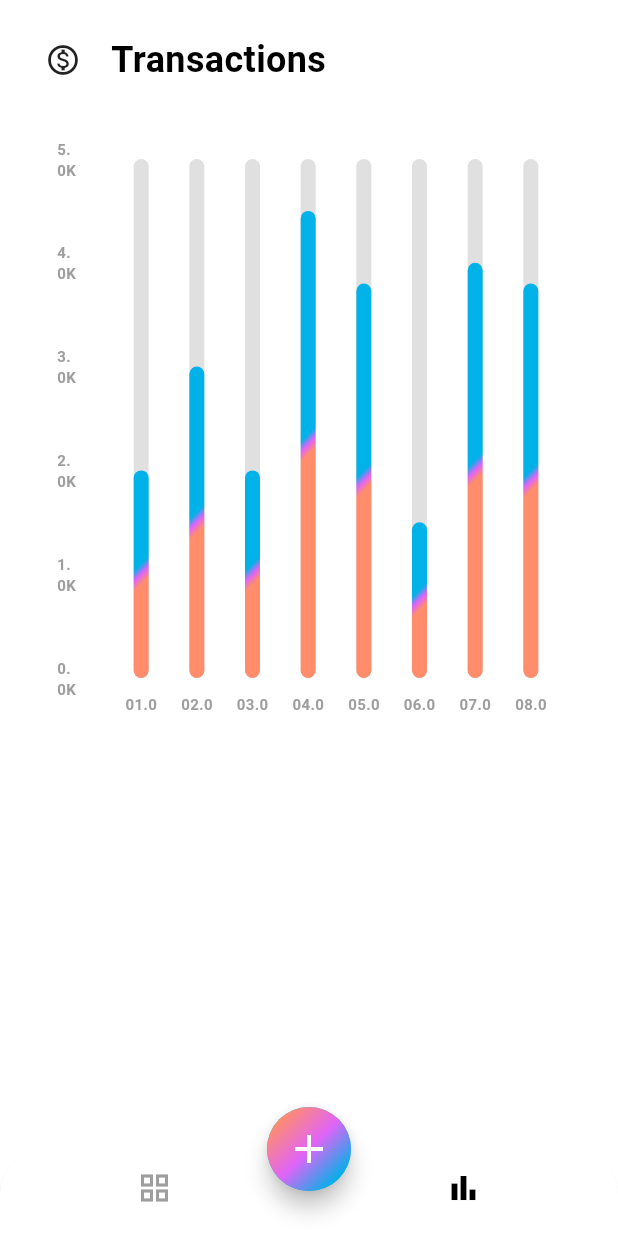
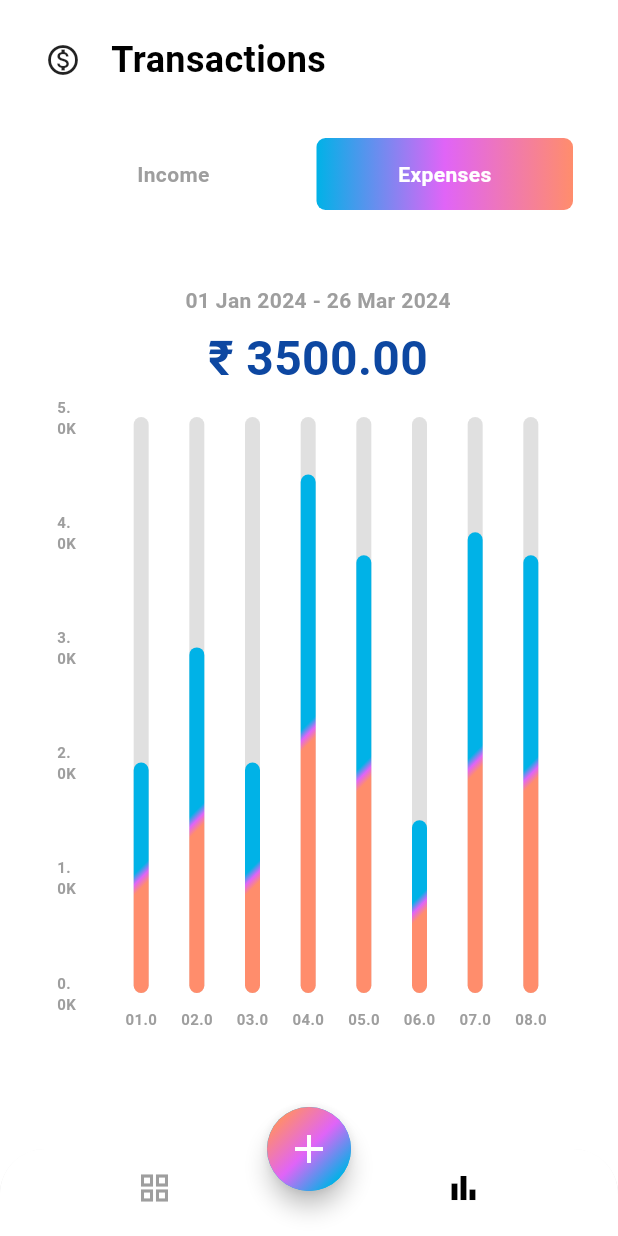
Before and after one commit to VikramNaik26/Expence-Tracker, a Flutter app: the screen it shows after launch, item 2 of the bottom bar chosen, on a phone screen of 412 x 824 dp. Run offline on Flutter 3.47's test engine with Material 3 defaults, Android fonts, the phone set to English and light mode, and no system bars; drawn by our look-alikes of fl_chart; our stand-ins replace gap; Roboto replaces fonts that are missing (Poppins).

Commit message:
added custom tabbar and bar graph heading

```diff
--- a/lib/screens/stats/stats.dart
+++ b/lib/screens/stats/stats.dart
@@ -1,4 +1,5 @@
-import 'package:expence_tracker/screens/stats/chart.dart';
+import 'package:expence_tracker/screens/stats/widgets/chart.dart';
+import 'package:expence_tracker/screens/stats/widgets/custom_tabbar.dart';
 import 'package:expence_tracker/widgets/app_text.dart';
 import 'package:flutter/material.dart';
 import 'package:gap/gap.dart';
@@ -37,9 +38,9 @@ class StatScreen extends StatelessWidget {
                 ],
               ),
               const Gap(20.0),
+              const CustomTabBar(),
+              const Gap(16.0),
               Container(
-                width: MediaQuery.of(context).size.width,
-                height: MediaQuery.of(context).size.width,
                 padding: const EdgeInsets.only(
                   left: 18,
                   top: 24,
@@ -50,7 +51,29 @@ class StatScreen extends StatelessWidget {
                   borderRadius: BorderRadius.circular(20),
                   color: Colors.white,
                 ),
-                child: const MyChart(),
+                child: Column(
+                  children: [
+                    AppText(
+                      text: '01 Jan 2024 - 26 Mar 2024',
+                      fontSize: 14,
+                      fontWeight: FontWeight.bold,
+                      textColor: Theme.of(context).colorScheme.outline,
+                    ),
+                    const Gap(6),
+                    AppText(
+                      text: '₹ 3500.00',
+                      fontSize: 32,
+                      fontWeight: FontWeight.bold,
+                      textColor: Colors.blue.shade900,
+                    ),
+                    const Gap(16),
+                    SizedBox(
+                      width: MediaQuery.of(context).size.width,
+                      height: MediaQuery.of(context).size.width,
+                      child: const MyChart(),
+                    ),
+                  ],
+                ),
               ),
             ],
           ),
--- /dev/null
+++ b/lib/screens/stats/widgets/custom_tabbar.dart
@@ -0,0 +1,60 @@
+import 'package:expence_tracker/widgets/app_text.dart';
+import 'package:flutter/material.dart';
+import 'package:gap/gap.dart';
+
+class CustomTabBar extends StatelessWidget {
+  const CustomTabBar({
+    super.key,
+  });
+
+  @override
+  Widget build(BuildContext context) {
+    return Container(
+      width: MediaQuery.of(context).size.width,
+      padding: const EdgeInsets.all(10.0),
+      decoration: BoxDecoration(
+        color: Colors.white,
+        borderRadius: BorderRadius.circular(10.0),
+      ),
+      child: Row(
+        children: [
+          Expanded(
+            child: Container(
+              alignment: Alignment.center,
+              padding: const EdgeInsets.all(14.0),
+              child: const AppText(
+                text: 'Income',
+                textColor: Colors.grey,
+                fontSize: 14,
+                fontWeight: FontWeight.bold,
+              ),
+            ),
+          ),
+          const Gap(10.0),
+          Expanded(
+            child: Container(
+              alignment: Alignment.center,
+              padding: const EdgeInsets.all(14.0),
+              decoration: BoxDecoration(
+                gradient: LinearGradient(
+                  colors: [
+                    Theme.of(context).colorScheme.primary,
+                    Theme.of(context).colorScheme.secondary,
+                    Theme.of(context).colorScheme.tertiary,
+                  ],
+                ),
+                borderRadius: BorderRadius.circular(6.0),
+              ),
+              child: const AppText(
+                text: 'Expenses',
+                textColor: Colors.white,
+                fontSize: 14,
+                fontWeight: FontWeight.bold,
+              ),
+            ),
+          ),
+        ],
+      ),
+    );
+  }
+}
```
Also changed, not shown: lib/screens/stats/widgets/chart.dart (renamed from lib/screens/stats/chart.dart).
